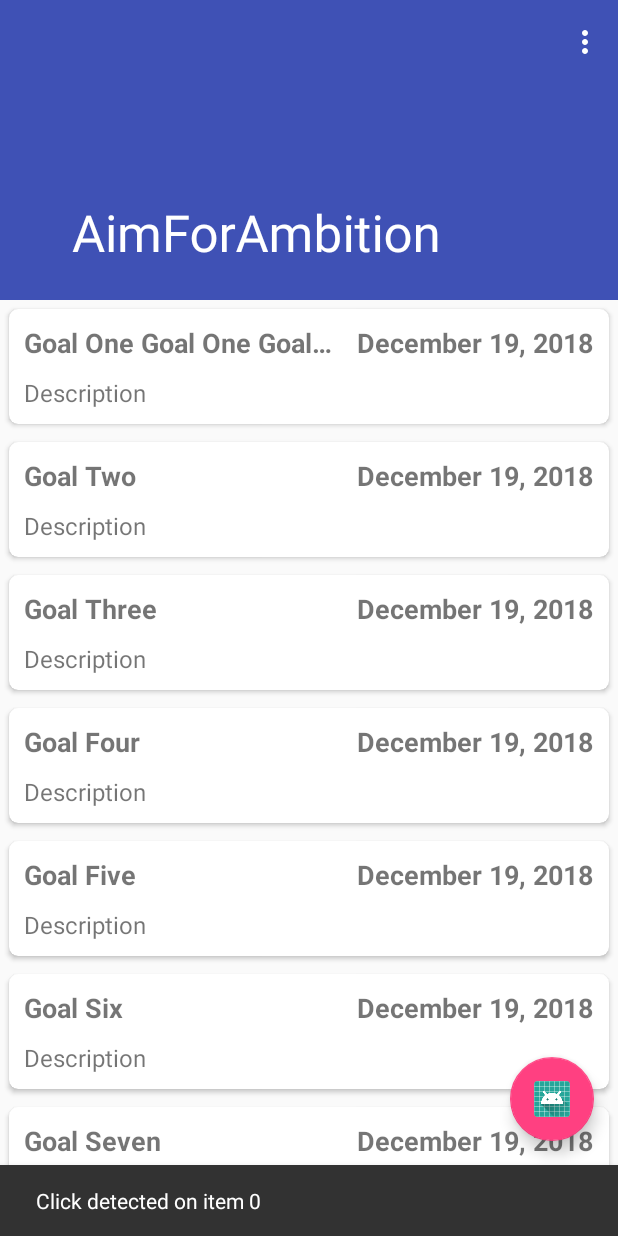
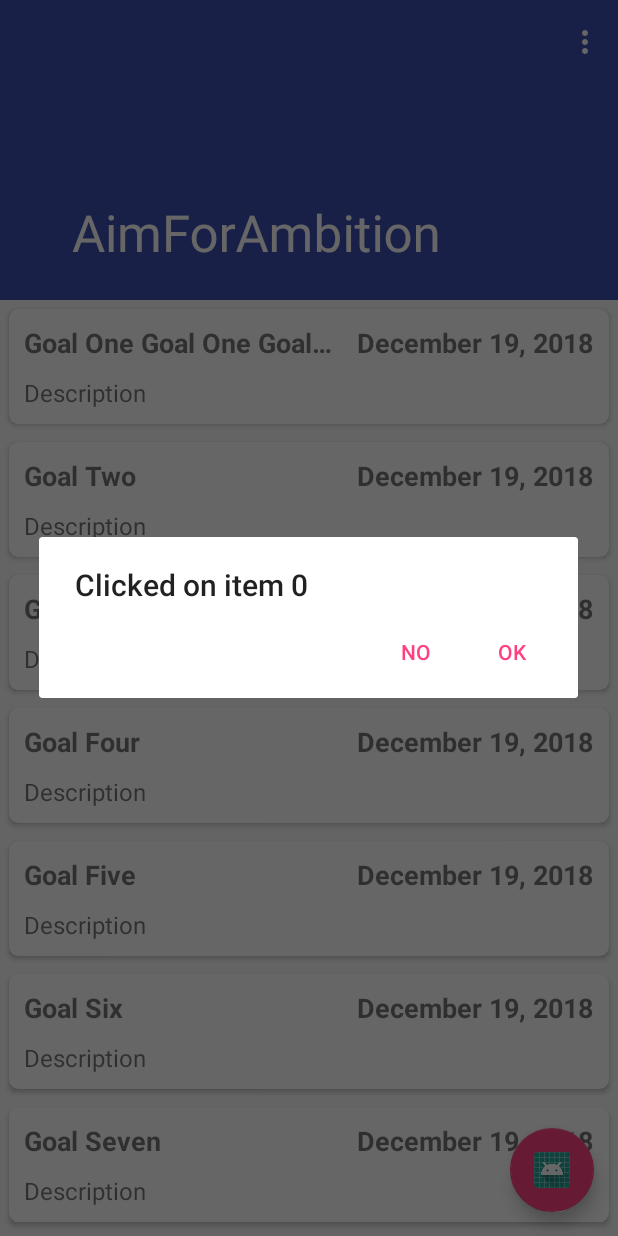
Before and after one commit to matthewstulz/AimForAmbition, an Android app: the screen it shows after launch (MainActivity), after a tap on an icon or button, on a phone screen of 412 x 824 dp. Run offline under Robolectric (Android 15) with nearby library versions, the phone set to English and light mode, and no system bars.

Commit message:
Added AlertDialog to MainActivity for when goal cardView's are clicked.

```diff
--- a/app/src/main/java/com/github/stulzm2/aimforambition/MainActivity.kt
+++ b/app/src/main/java/com/github/stulzm2/aimforambition/MainActivity.kt
@@ -1,5 +1,6 @@
 package com.github.stulzm2.aimforambition
 
+import android.app.AlertDialog
 import android.content.Intent
 import android.graphics.Color
 import android.os.Bundle
@@ -39,7 +40,7 @@ class MainActivity : AppCompatActivity() {
         layoutManager = LinearLayoutManager(this)
         recycler_view.layoutManager = layoutManager
 
-        adapter = GoalAdapter(goalList = listGoals)
+        adapter = GoalAdapter(this@MainActivity, goalList = listGoals)
         recycler_view.adapter = adapter
     }
 
--- a/app/src/main/java/com/github/stulzm2/aimforambition/adapter/GoalAdapter.kt
+++ b/app/src/main/java/com/github/stulzm2/aimforambition/adapter/GoalAdapter.kt
@@ -1,18 +1,22 @@
 package com.github.stulzm2.aimforambition.adapter
 
+import android.app.AlertDialog
+import android.content.Context
 import android.support.design.widget.Snackbar
 import android.support.v7.widget.RecyclerView
 import android.view.LayoutInflater
 import android.view.View
 import android.view.ViewGroup
 import android.widget.TextView
+import android.widget.Toast
+import com.github.stulzm2.aimforambition.MainActivity
 import com.github.stulzm2.aimforambition.R
 import com.github.stulzm2.aimforambition.models.Goal
 
 /**
  * Created by matthewstulz on 2/4/18.
  */
-class GoalAdapter(goalList: List<Goal>) : RecyclerView.Adapter<GoalAdapter.ViewHolder>() {
+class GoalAdapter(private val context: Context, goalList: List<Goal>) : RecyclerView.Adapter<GoalAdapter.ViewHolder>() {
 
     inner class ViewHolder(itemView: View) : RecyclerView.ViewHolder(itemView) {
 
@@ -24,10 +28,32 @@ class GoalAdapter(goalList: List<Goal>) : RecyclerView.Adapter<GoalAdapter.ViewH
             itemView.setOnClickListener { v: View ->
                 var position: Int = getAdapterPosition()
 
-                Snackbar.make(v, "Click detected on item $position",
-                        Snackbar.LENGTH_LONG).setAction("Action", null).show()
+                displayAlert(v, position)
+
+//                Snackbar.make(v, "Click detected on item $position",
+//                        Snackbar.LENGTH_LONG).setAction("Action", null).show()
             }
         }
+    }
+
+    fun displayAlert(view: View, position: Int) {
+        val alert = AlertDialog.Builder(context)
+        with(alert) {
+            setTitle("Clicked on item $position")
+
+            setPositiveButton("OK") {
+                dialog, _ ->
+                dialog.dismiss()
+            }
+
+            setNegativeButton("NO") {
+                dialog, _ ->
+                dialog.dismiss()
+            }
+        }
+
+        val dialog = alert.create()
+        dialog.show()
     }
 
     override fun onCreateViewHolder(viewGroup: ViewGroup, i: Int): ViewHolder {
--- a/app/src/main/java/com/github/stulzm2/aimforambition/goals/GoalActivity.kt
+++ b/app/src/main/java/com/github/stulzm2/aimforambition/goals/GoalActivity.kt
@@ -28,7 +28,7 @@ class GoalActivity : AppCompatActivity() {
             if (isChecked) {
                 button_dialog.visibility = View.VISIBLE
             } else {
-                button_dialog.visibility = View.INVISIBLE
+                button_dialog.visibility = View.GONE
             }
         }
     }
--- a/app/src/main/res/layout/activity_goal.xml
+++ b/app/src/main/res/layout/activity_goal.xml
@@ -100,7 +100,7 @@
             android:layout_marginTop="30dp"
             android:onClick="showDialog"
             android:text="END DATE"
-            android:visibility="invisible"/>
+            android:visibility="gone"/>
 
         <Button
             android:id="@+id/button_add_goal"
```
